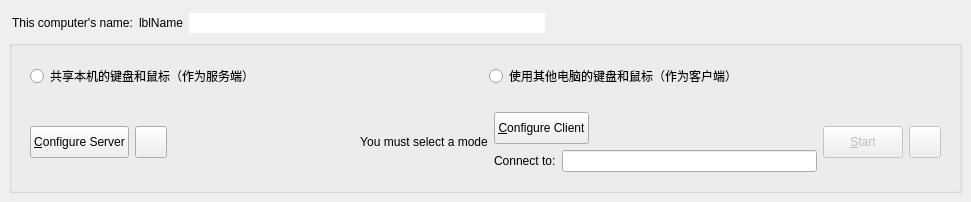
The window that src/lib/gui/MainWindow.ui (zgpbloodwolf/deskflow) describes before a commit, drawn with Qt 5.
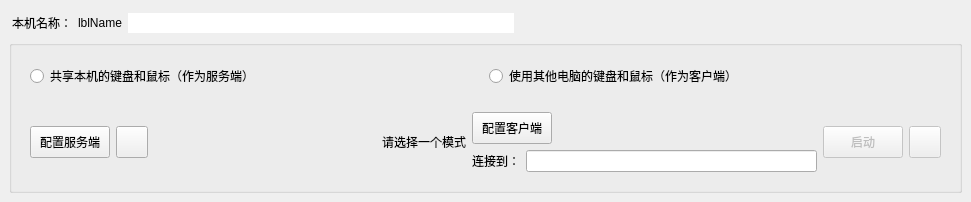
The same window after the commit. Icons and pictures are not drawn.

Commit message:
chore: 完成所有界面文本的简体中文本地化更新
将软件UI、弹窗、对话框中的英文文本全部替换为简体中文翻译，同时更新翻译文件中的条目，标记旧翻译为过时/已移除状态并补充新的翻译内容。

Diff of the .ui file:
```diff
--- a/src/lib/gui/MainWindow.ui
+++ b/src/lib/gui/MainWindow.ui
@@ -57,7 +57,7 @@
           </sizepolicy>
          </property>
          <property name="text">
-          <string>This computer's name:</string>
+          <string>本机名称：</string>
          </property>
         </widget>
        </item>
@@ -260,7 +260,7 @@
                 </size>
                </property>
                <property name="text">
-                <string>&amp;Configure Server</string>
+                <string>配置服务端</string>
                </property>
               </widget>
              </item>
@@ -311,7 +311,7 @@
           <item>
            <widget class="QLabel" name="lblNoMode">
             <property name="text">
-             <string>You must select a mode</string>
+             <string>请选择一个模式</string>
             </property>
             <property name="alignment">
              <set>Qt::AlignmentFlag::AlignCenter</set>
@@ -360,7 +360,7 @@
                 </size>
                </property>
                <property name="text">
-                <string>&amp;Configure Client</string>
+                <string>配置客户端</string>
                </property>
               </widget>
              </item>
@@ -387,7 +387,7 @@
                   </sizepolicy>
                  </property>
                  <property name="text">
-                  <string>Connect to:</string>
+                  <string>连接到：</string>
                  </property>
                  <property name="indent">
                   <number>0</number>
@@ -469,7 +469,7 @@
                 </size>
                </property>
                <property name="text">
-                <string>&amp;Start</string>
+                <string>启动</string>
                </property>
               </widget>
              </item>
```
Left out of the diff: 10 changed lines with no effect on the pictures. The commit also changes 3 other files.
